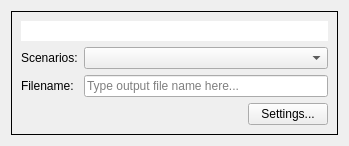
Before: the Qt Designer form spine_items/exporter/ui/export_list_item.ui in spine-tools/spine-items, drawn with Qt 5.
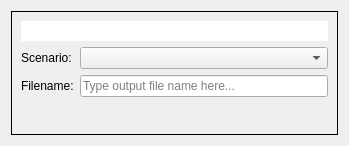
After: the same form once the commit is applied. Custom widgets are drawn as their Qt base class.

Commit message:
Make Exporter use single settings
Exporter now applies a single SettingsPack to all connected databases.
Further, the automatic settings update mechanism has been removed. These
changes solve multiple issues and prepare Exporter for specifications.

Re #15

The edit to the form file:
```diff
--- a/spine_items/exporter/ui/export_list_item.ui
+++ b/spine_items/exporter/ui/export_list_item.ui
@@ -70,7 +70,7 @@
         <item row="0" column="0">
          <widget class="QLabel" name="scenario_label">
           <property name="text">
-           <string>Scenarios:</string>
+           <string>Scenario:</string>
           </property>
          </widget>
         </item>
@@ -83,40 +83,6 @@
         </item>
        </layout>
       </item>
-      <item>
-       <layout class="QHBoxLayout" name="horizontalLayout">
-        <item>
-         <spacer name="horizontalSpacer">
-          <property name="orientation">
-           <enum>Qt::Horizontal</enum>
-          </property>
-          <property name="sizeHint" stdset="0">
-           <size>
-            <width>40</width>
-            <height>20</height>
-           </size>
-          </property>
-         </spacer>
-        </item>
-        <item>
-         <widget class="QLabel" name="notification_label">
-          <property name="text">
-           <string/>
-          </property>
-          <property name="textFormat">
-           <enum>Qt::RichText</enum>
-          </property>
-         </widget>
-        </item>
-        <item>
-         <widget class="QPushButton" name="settings_button">
-          <property name="text">
-           <string>Settings...</string>
-          </property>
-         </widget>
-        </item>
-       </layout>
-      </item>
      </layout>
     </widget>
    </item>
```
The commit also changes 29 other files.
